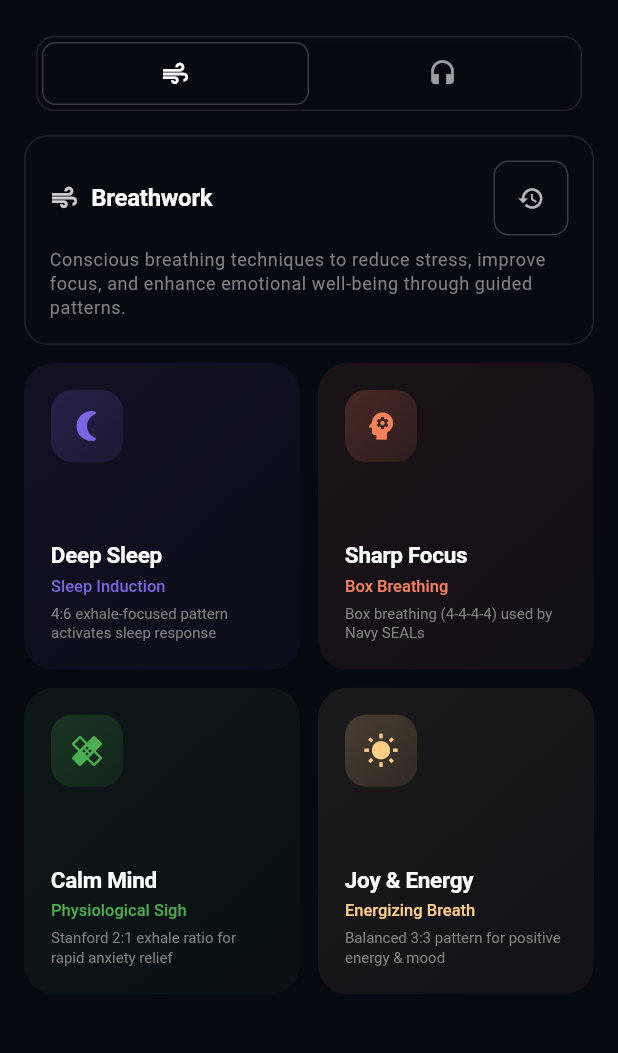
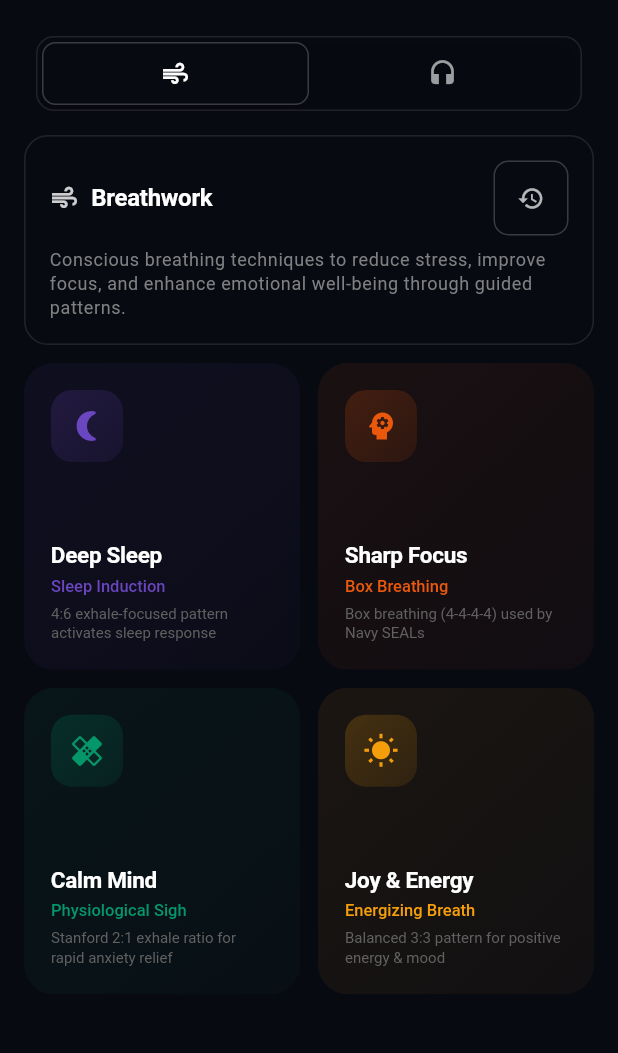
Before and after one commit to ghostp13409/WindChime, a Flutter app: the HomeScreen screen opened directly, after a tap on "Continue", on a phone screen of 412 x 824 dp, the part 135-1188 px from its top. Run offline on Flutter 3.47's test engine with Material 3 defaults, Android fonts, the light colour scheme and no system bars; our stand-ins replace audioplayers, device_info_plus, file_picker, font_awesome_flutter, image_picker, in_app_purchase and 5 more; accounts and stored records are empty; Roboto replaces fonts that are missing (Montserrat).

Commit message:
Update meditation color palette and UI improvements
Standardized and updated primary colors for meditation categories and breathing patterns across models, screens, and widgets for a more cohesive and vibrant UI. Improved gradient opacities and text color for better readability. Adjusted button alignment in the meditation session exit dialog. Added missing MainActivity.kt for Android Flutter integration.

```diff
--- a/lib/screens/home/home_screen.dart
+++ b/lib/screens/home/home_screen.dart
@@ -49,7 +49,7 @@ class _HomeScreenState extends State<HomeScreen> with TickerProviderStateMixin {
       breatheOutDuration: 6,
       holdOutDuration: 0,
       description: '4-6 breathing activates parasympathetic nervous system',
-      primaryColor: Color(0xFF7B65E4),
+      primaryColor: Color(0xFF6B46C1),
       audioPath: 'sounds/meditation/Sleep.mp3',
     ),
     'focus': BreathingPattern(
@@ -59,7 +59,7 @@ class _HomeScreenState extends State<HomeScreen> with TickerProviderStateMixin {
       breatheOutDuration: 4,
       holdOutDuration: 4,
       description: 'Navy SEAL technique for cognitive performance',
-      primaryColor: Color(0xFFF6815B),
+      primaryColor: Color(0xFFEA580C),
       audioPath: 'sounds/meditation/Focus.mp3',
     ),
     'anxiety': BreathingPattern(
@@ -69,7 +69,7 @@ class _HomeScreenState extends State<HomeScreen> with TickerProviderStateMixin {
       breatheOutDuration: 8,
       holdOutDuration: 0,
       description: 'Stanford-researched 2:1 exhale-to-inhale ratio',
-      primaryColor: Color(0xFF4CAF50),
+      primaryColor: Color(0xFF059669),
       audioPath: 'sounds/meditation/Anxiety.mp3',
     ),
     'happiness': BreathingPattern(
@@ -79,7 +79,7 @@ class _HomeScreenState extends State<HomeScreen> with TickerProviderStateMixin {
       breatheOutDuration: 3,
       holdOutDuration: 0,
       description: 'Balanced 1:1 ratio for alertness and positive mood',
-      primaryColor: Color(0xFFFFCF86),
+      primaryColor: Color(0xFFF59E0B),
       audioPath: 'sounds/meditation/happy.mp3',
     ),
   };
@@ -519,8 +519,8 @@ class _HomeScreenState extends State<HomeScreen> with TickerProviderStateMixin {
                               colors: Theme.of(context).brightness ==
                                       Brightness.light
                                   ? [
-                                      pattern.primaryColor.withOpacity(0.18),
-                                      pattern.primaryColor.withOpacity(0.12),
+                                      pattern.primaryColor.withOpacity(0.35),
+                                      pattern.primaryColor.withOpacity(0.25),
                                     ]
                                   : [
                                       pattern.primaryColor.withOpacity(0.08),
@@ -626,7 +626,7 @@ class _HomeScreenState extends State<HomeScreen> with TickerProviderStateMixin {
                                         .textTheme
                                         .bodySmall
                                         ?.copyWith(
-                                          color: Colors.grey.withOpacity(0.8),
+                                          color: Colors.grey.shade700,
                                           height: 1.3,
                                           letterSpacing: 0.0,
                                           fontSize: 10,
@@ -664,7 +664,7 @@ class _HomeScreenState extends State<HomeScreen> with TickerProviderStateMixin {
         'id': 'breathing_practices',
         'title': 'Breathing Practices',
         'icon': Icons.air,
-        'color': const Color(0xFF7B65E4),
+        'color': const Color(0xFF6B46C1),
         'description':
             'Mindful breathing exercises for present moment awareness',
       },
@@ -672,21 +672,21 @@ class _HomeScreenState extends State<HomeScreen> with TickerProviderStateMixin {
         'id': 'brief_mindfulness',
         'title': 'Brief Mindfulness',
         'icon': Icons.self_improvement,
-        'color': const Color(0xFFF6815B),
+        'color': const Color(0xFFEA580C),
         'description': 'Quick sessions for daily resets and mental clarity',
       },
       {
         'id': 'body_scan',
         'title': 'Body Scan',
         'icon': Icons.accessibility_new,
-        'color': const Color(0xFFFA6E5A),
+        'color': const Color(0xFFDC2626),
         'description': 'Body journey to release tension and build awareness',
       },
       {
         'id': 'sitting_meditations',
         'title': 'Sitting Meditations',
         'icon': Icons.event_seat,
-        'color': const Color(0xFFFFCF86),
+        'color': const Color(0xFFF59E0B),
         'description':
             'Seated practices for breath, sound, and thought awareness',
       },
@@ -694,14 +694,14 @@ class _HomeScreenState extends State<HomeScreen> with TickerProviderStateMixin {
         'id': 'guided_imagery',
         'title': 'Guided Imagery',
         'icon': Icons.landscape,
-        'color': const Color(0xFF4CAF50),
+        'color': const Color(0xFF7C3AED),
         'description': 'Visualization for calm, resilience, and balance',
       },
       {
         'id': 'self_guided',
         'title': 'Self Guided',
         'icon': Icons.notifications_none,
-        'color': const Color(0xFF9C27B0),
+        'color': const Color(0xFF059669),
         'description': 'Silent practice with bells for deeper concentration',
       },
     ];
@@ -848,8 +848,8 @@ class _HomeScreenState extends State<HomeScreen> with TickerProviderStateMixin {
                               colors: Theme.of(context).brightness ==
                                       Brightness.light
                                   ? [
-                                      color.withOpacity(0.18),
-                                      color.withOpacity(0.12),
+                                      color.withOpacity(0.35),
+                                      color.withOpacity(0.25),
                                     ]
                                   : [
                                       color.withOpacity(0.08),
@@ -964,7 +964,7 @@ class _HomeScreenState extends State<HomeScreen> with TickerProviderStateMixin {
                                         .textTheme
                                         .bodySmall
                                         ?.copyWith(
-                                          color: Colors.grey.withOpacity(0.8),
+                                          color: Colors.grey.shade700,
                                           height: 1.3,
                                           letterSpacing: 0.0,
                                           fontSize: 10,
--- a/lib/screens/meditation/meditation_session_screen.dart
+++ b/lib/screens/meditation/meditation_session_screen.dart
@@ -757,11 +757,10 @@ class _OptimizedMeditationSessionScreenState
             const SizedBox(height: 32),
 
             Row(
-              mainAxisAlignment: MainAxisAlignment.center,
+              mainAxisAlignment: MainAxisAlignment.spaceEvenly,
               children: [
                 _buildExitDialogButton(
                     'Continue', true, () => Navigator.of(context).pop()),
-                const SizedBox(width: 20),
                 _buildExitDialogButton('Exit', false, () async {
                   Navigator.of(context).pop();
                   await _saveSessionAndExit();
```
Also changed, not shown: lib/models/meditation/guided_meditation_category.dart (+6 -6 lines), lib/screens/meditation/home_screen.dart (+10 -10 lines), lib/widgets/meditation/meditaiton_items.dart (+11 -11 lines), 2 other files.
